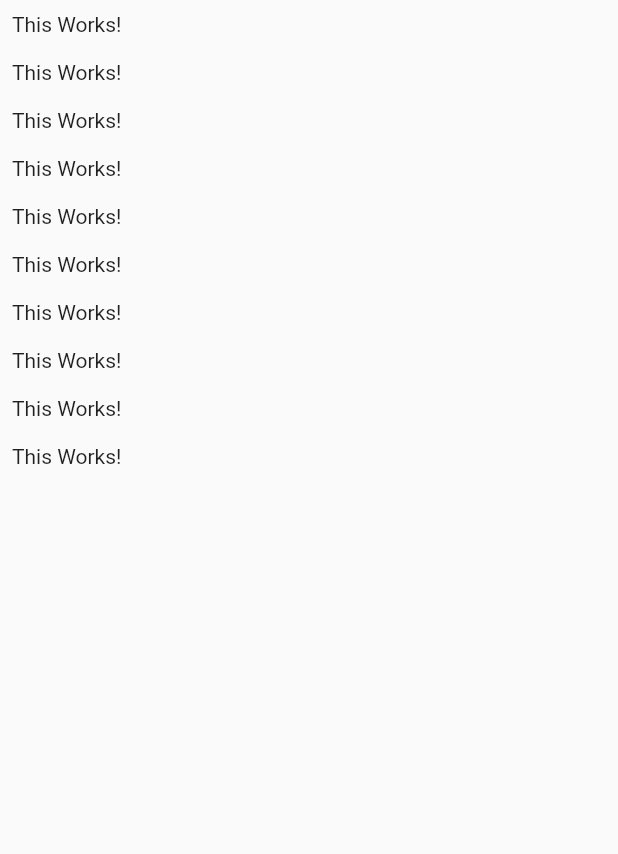
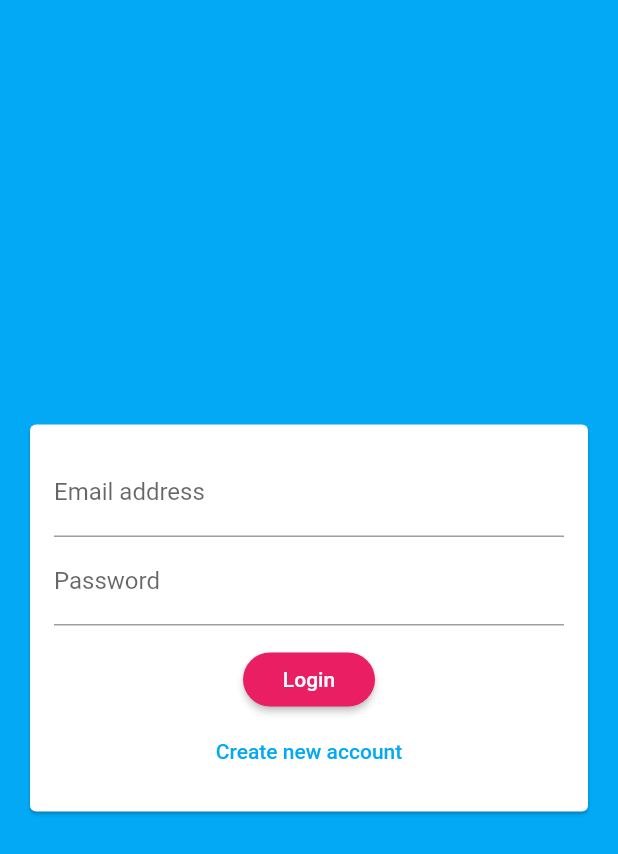
Before and after one commit to Romil2800/chat_app, a Flutter app: the screen it shows after launch, on a phone screen of 412 x 824 dp. Shown: the top 854 px of the screen. Run offline on Flutter 3.47's test engine with Material 2 defaults, Android fonts, the phone set to English and light mode, and no system bars; our stand-ins replace cloud_firestore, firebase_auth, firebase_messaging, firebase_storage, image_picker; accounts and stored records are empty.

Commit message:
updated_code

```diff
--- a/lib/main.dart
+++ b/lib/main.dart
@@ -1,5 +1,7 @@
+import '../screens/auth_screen.dart';
 import 'package:flutter/material.dart';
 import '../screens/chat_screen.dart';
+import 'package:firebase_auth/firebase_auth.dart';
 
 void main() {
   runApp(MyApp());
@@ -11,11 +13,28 @@ class MyApp extends StatelessWidget {
   Widget build(BuildContext context) {
     return MaterialApp(
       debugShowCheckedModeBanner: false,
-      title: 'Flutter Chaat',
+      title: 'Flutter Chat',
       theme: ThemeData(
-        primarySwatch: Colors.blue,
+        primarySwatch: Colors.lightBlue,
+        backgroundColor: Colors.pink,
+        accentColor: Colors.deepPurple,
+        accentColorBrightness: Brightness.dark,
+        buttonTheme: ButtonTheme.of(context).copyWith(
+          buttonColor: Colors.pink,
+          textTheme: ButtonTextTheme.primary,
+          shape:
+              RoundedRectangleBorder(borderRadius: BorderRadius.circular(20)),
+        ),
       ),
-      home: ChatScreen(),
+      home: StreamBuilder(
+        stream: FirebaseAuth.instance.onAuthStateChanged,
+        builder: (ctx, userSnapShot) {
+          if (userSnapShot.hasData) {
+            return ChatScreen();
+          }
+          return AuthScreen();
+        },
+      ),
     );
   }
 }
--- a/lib/screens/auth_screen.dart
+++ b/lib/screens/auth_screen.dart
@@ -0,0 +1,83 @@
+import 'dart:io';
+import 'package:flutter/services.dart';
+import 'package:cloud_firestore/cloud_firestore.dart';
+import '../widgets/auth/auth_form.dart';
+import 'package:flutter/material.dart';
+import 'package:firebase_auth/firebase_auth.dart';
+import 'package:firebase_storage/firebase_storage.dart';
+
+class AuthScreen extends StatefulWidget {
+  @override
+  _AuthScreenState createState() => _AuthScreenState();
+}
+
+class _AuthScreenState extends State<AuthScreen> {
+  final _auth = FirebaseAuth.instance;
+  var _isLoading = false;
+
+  void _submitAuthForm(
+    String email,
+    String password,
+    String username,
+    File image,
+    bool isLogin,
+    BuildContext ctx,
+  ) async {
+    AuthResult authResult;
+    try {
+      setState(() {
+        _isLoading = true;
+      });
+      if (isLogin) {
+        authResult = await _auth.signInWithEmailAndPassword(
+            email: email, password: password);
+      } else {
+        authResult = await _auth.createUserWithEmailAndPassword(
+          email: email,
+          password: password,
+        );
+
+        final ref = FirebaseStorage.instance
+            .ref()
+            .child('user_image')
+            .child(authResult.user.uid + '.jpg');
+
+        await ref.putFile(image).onComplete;
+
+        final url = await ref.getDownloadURL();
+
+        await Firestore.instance
+            .collection('users')
+            .document(authResult.user.uid)
+            .setData({
+          'username': username,
+          'email': email,
+          'image_url': url,
+        });
+      }
+    } on PlatformException catch (error) {
+      var message = 'An error occured,please check your credentials!';
+      if (error.message != null) {
+        message = error.message;
+      }
+
+      Scaffold.of(ctx).showSnackBar(SnackBar(
+        content: Text(message),
+        backgroundColor: Theme.of(ctx).errorColor,
+      ));
+      setState(() {
+        _isLoading = false;
+      });
+    } catch (error) {
+      print(error);
+    }
+  }
+
+  @override
+  Widget build(BuildContext context) {
+    return Scaffold(
+      backgroundColor: Theme.of(context).primaryColor,
+      body: AuthForm(_submitAuthForm, _isLoading),
+    );
+  }
+}
--- /dev/null
+++ b/lib/widgets/auth/auth_form.dart
@@ -0,0 +1,150 @@
+import 'dart:io';
+
+import '../pickers/user_image_picker.dart';
+import 'package:flutter/material.dart';
+
+class AuthForm extends StatefulWidget {
+  AuthForm(
+    this.submitFn,
+    this.isLoading,
+  );
+
+  final bool isLoading;
+  final void Function(
+    String email,
+    String password,
+    String userName,
+    File image,
+    bool isLogin,
+    BuildContext ctx,
+  ) submitFn;
+
+  @override
+  _AuthFormState createState() => _AuthFormState();
+}
+
+class _AuthFormState extends State<AuthForm> {
+  final _formKey = GlobalKey<FormState>();
+  var _isLogin = true;
+  var _userEmail = '';
+  var _userName = '';
+  var _userPassword = '';
+  var _userImageFile;
+
+  void _pickedImage(File image) {
+    _userImageFile = image;
+  }
+
+  void _trySubmit() {
+    final isValid = _formKey.currentState.validate();
+    FocusScope.of(context).unfocus();
+
+    if (_userImageFile == null && !_isLogin) {
+      Scaffold.of(context).showSnackBar(
+        SnackBar(
+          content: Text('please pick an image'),
+          backgroundColor: Theme.of(context).errorColor,
+        ),
+      );
+      return;
+    }
+
+    if (isValid) {
+      _formKey.currentState.save();
+      widget.submitFn(
+        _userEmail.trim(),
+        _userPassword.trim(),
+        _userName.trim(),
+        _userImageFile,
+        _isLogin,
+        context,
+      );
+    }
+  }
+
+  @override
+  Widget build(BuildContext context) {
+    return Center(
+      child: Card(
+        margin: EdgeInsets.all(20),
+        child: SingleChildScrollView(
+          child: Padding(
+            padding: EdgeInsets.all(16),
+            child: Form(
+              key: _formKey,
+              child: Column(
+                mainAxisSize: MainAxisSize.min,
+                children: <Widget>[
+                  if (!_isLogin) UserImagePicker(_pickedImage),
+                  TextFormField(
+                    key: ValueKey('email'),
+                    validator: (value) {
+                      if (value.isEmpty || !value.contains('@')) {
+                        return 'Please enter a valid email address.';
+                      }
+                      return null;
+                    },
+                    keyboardType: TextInputType.emailAddress,
+                    decoration: InputDecoration(
+                      labelText: 'Email address',
+                    ),
+                    onSaved: (value) {
+                      _userEmail = value;
+                    },
+                  ),
+                  if (!_isLogin)
+                    TextFormField(
+                      key: ValueKey('username'),
+                      validator: (value) {
+                        if (value.isEmpty || value.length < 4) {
+                          return 'Please enter at least 4 characters';
+                        }
+                        return null;
+                      },
+                      decoration: InputDecoration(labelText: 'Username'),
+                      onSaved: (value) {
+                        _userName = value;
+                      },
+                    ),
+                  TextFormField(
+                    key: ValueKey('password'),
+                    validator: (value) {
+                      if (value.isEmpty || value.length < 7) {
+                        return 'Password must be at least 7 characters long.';
+                      }
+                      return null;
+                    },
+                    decoration: InputDecoration(labelText: 'Password'),
+                    obscureText: true,
+                    onSaved: (value) {
+                      _userPassword = value;
+                    },
+                  ),
+                  SizedBox(height: 12),
+                  if (widget.isLoading) CircularProgressIndicator(),
+                  if (!widget.isLoading)
+                    RaisedButton(
+                      child: Text(_isLogin ? 'Login' : 'Signup'),
+                      onPressed: _trySubmit,
+                    ),
+                  if (!widget.isLoading)
+                    FlatButton(
+                      textColor: Theme.of(context).primaryColor,
+                      child: Text(_isLogin
+                          ? 'Create new account'
+                          : 'I already have an account'),
+                      onPressed: () {
+                        setState(() {
+                          _isLogin = !_isLogin;
+                        });
+                      },
+                    )
+                ],
+              ),
+            ),
+          ),
+        ),
+      ),
+    );
+  }
+}
```
Also changed, not shown: lib/screens/chat_screen.dart (+67 -6 lines), lib/widgets/chat/message_bubble.dart (added, +75 -0 lines), lib/widgets/chat/messages.dart (added, +45 -0 lines), lib/widgets/chat/newMessages.dart (added, +60 -0 lines), lib/widgets/pickers/user_image_picker.dart (added, +47 -0 lines), pubspec.yaml (+6 -1 lines), pubspec.lock, 6 other files.
